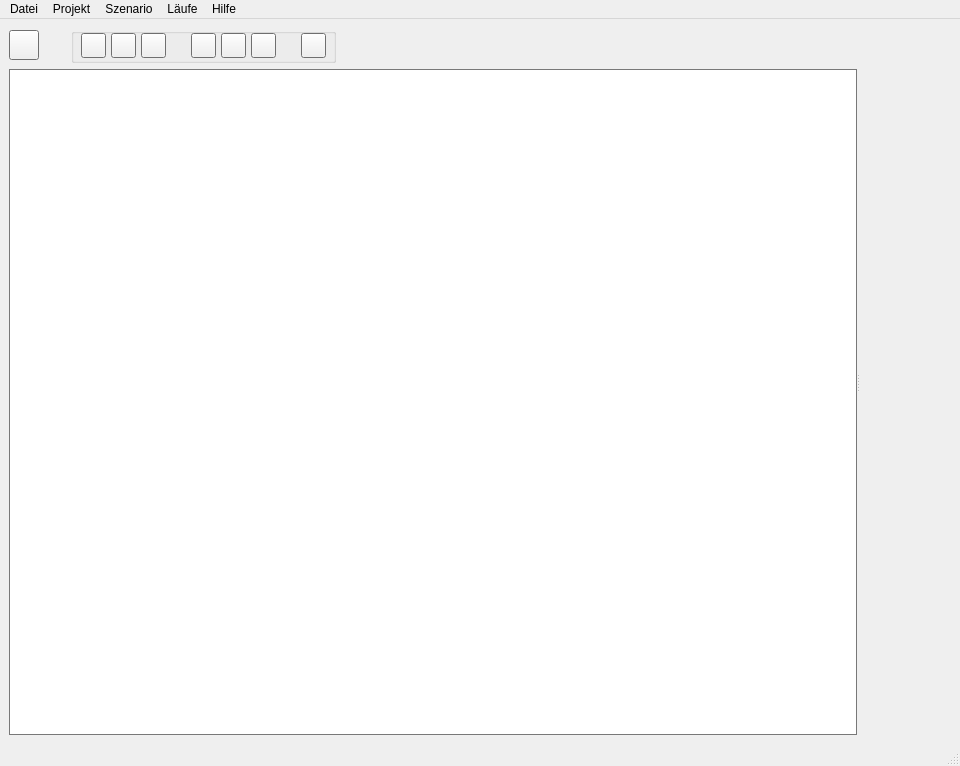
Above: src/gui_vm/view/qt_designed/main_window.ui from ChrFr/gui_vm before the change. Below: the same form after it.
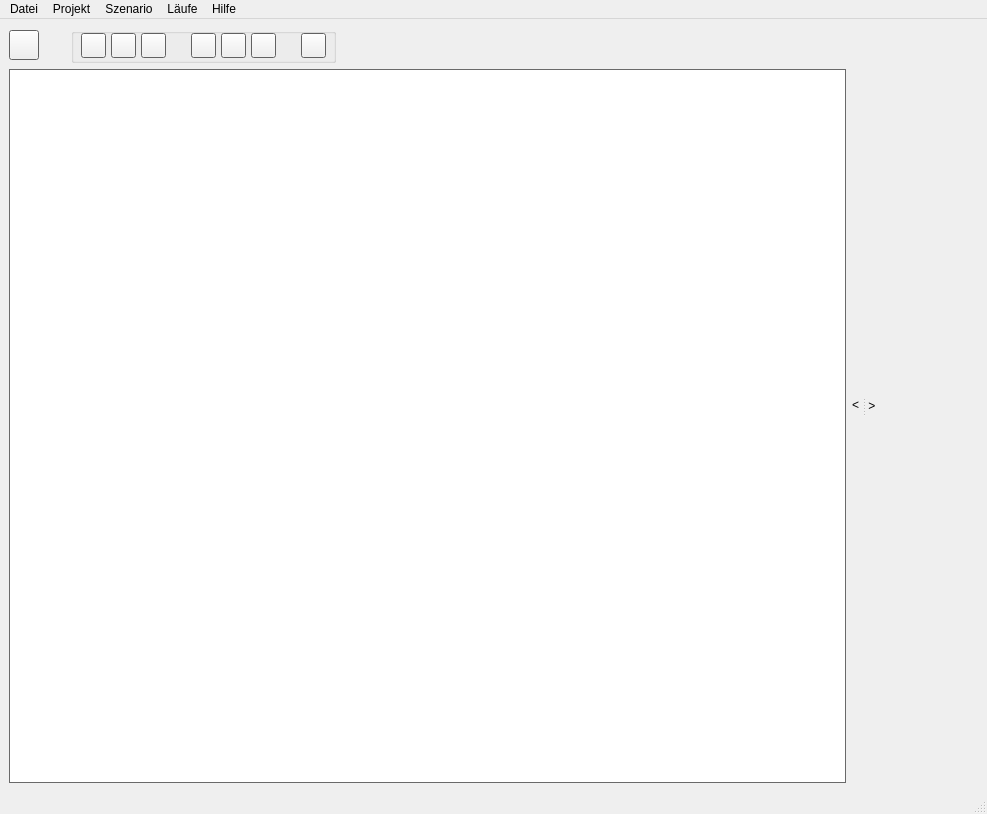
That is the form after the change. Icons and pictures are not drawn.

Commit message: Update: details and main window layout changes

What changed in the file:
```diff
--- a/src/gui_vm/view/qt_designed/main_window.ui
+++ b/src/gui_vm/view/qt_designed/main_window.ui
@@ -6,8 +6,8 @@
    <rect>
     <x>0</x>
     <y>0</y>
-    <width>960</width>
-    <height>766</height>
+    <width>987</width>
+    <height>814</height>
    </rect>
   </property>
   <property name="windowTitle">
@@ -42,9 +42,9 @@
          <colorrole role="Window">
           <brush brushstyle="SolidPattern">
            <color alpha="255">
-            <red>255</red>
-            <green>170</green>
-            <blue>0</blue>
+            <red>136</red>
+            <green>136</green>
+            <blue>136</blue>
            </color>
           </brush>
          </colorrole>
@@ -62,9 +62,9 @@
          <colorrole role="Window">
           <brush brushstyle="SolidPattern">
            <color alpha="255">
-            <red>156</red>
-            <green>156</green>
-            <blue>156</blue>
+            <red>136</red>
+            <green>136</green>
+            <blue>136</blue>
            </color>
           </brush>
          </colorrole>
@@ -73,18 +73,18 @@
          <colorrole role="Base">
           <brush brushstyle="SolidPattern">
            <color alpha="255">
-            <red>0</red>
-            <green>0</green>
-            <blue>0</blue>
+            <red>136</red>
+            <green>136</green>
+            <blue>136</blue>
            </color>
           </brush>
          </colorrole>
          <colorrole role="Window">
           <brush brushstyle="SolidPattern">
            <color alpha="255">
-            <red>0</red>
-            <green>0</green>
-            <blue>0</blue>
+            <red>136</red>
+            <green>136</green>
+            <blue>136</blue>
            </color>
           </brush>
          </colorrole>
@@ -107,7 +107,9 @@
        <number>2</number>
       </property>
       <widget class="QWidget" name="layoutWidget">
-       <layout class="QVBoxLayout" name="verticalLayout">
+       <layout class="QHBoxLayout" name="horizontalLayout_3">
+        <item>
+         <layout class="QVBoxLayout" name="verticalLayout_3">
         <item>
          <layout class="QGridLayout" name="gridLayout_4">
           <property name="sizeConstraint">
@@ -444,8 +446,26 @@
          </widget>
         </item>
        </layout>
+        </item>
+        <item>
+         <widget class="QLabel" name="label_2">
+          <property name="text">
+           <string>&lt; </string>
+          </property>
+         </widget>
+        </item>
+       </layout>
       </widget>
       <widget class="QWidget" name="layoutWidget">
+       <layout class="QHBoxLayout" name="horizontalLayout_2">
+        <item>
+         <widget class="QLabel" name="label">
+          <property name="text">
+           <string> &gt;</string>
+          </property>
+         </widget>
+        </item>
+        <item>
        <layout class="QVBoxLayout" name="details_layout">
         <item>
          <spacer name="horizontalSpacer_2">
@@ -461,6 +481,8 @@
          </spacer>
         </item>
        </layout>
+        </item>
+       </layout>
       </widget>
      </widget>
     </item>
@@ -471,7 +493,7 @@
     <rect>
      <x>0</x>
      <y>0</y>
-     <width>960</width>
+     <width>987</width>
      <height>21</height>
     </rect>
    </property>
```
Left out of the diff: 3 changed lines with no effect on the pictures. Lines whose indentation alone changed are shown as unchanged. The commit also changes 13 other files.
